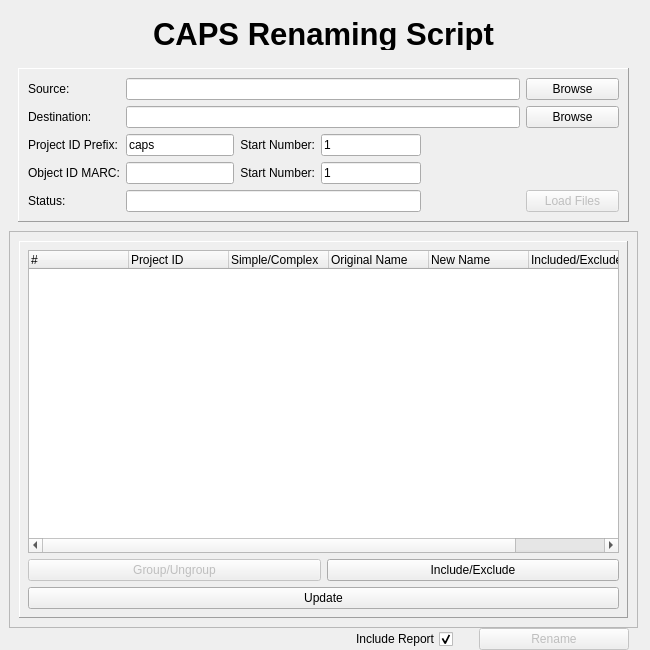
This is rename_files/gui_datafiles/rename.ui in carevealed/image_rename_and_convert as Qt 5 draws it before an edit. The edited form follows.
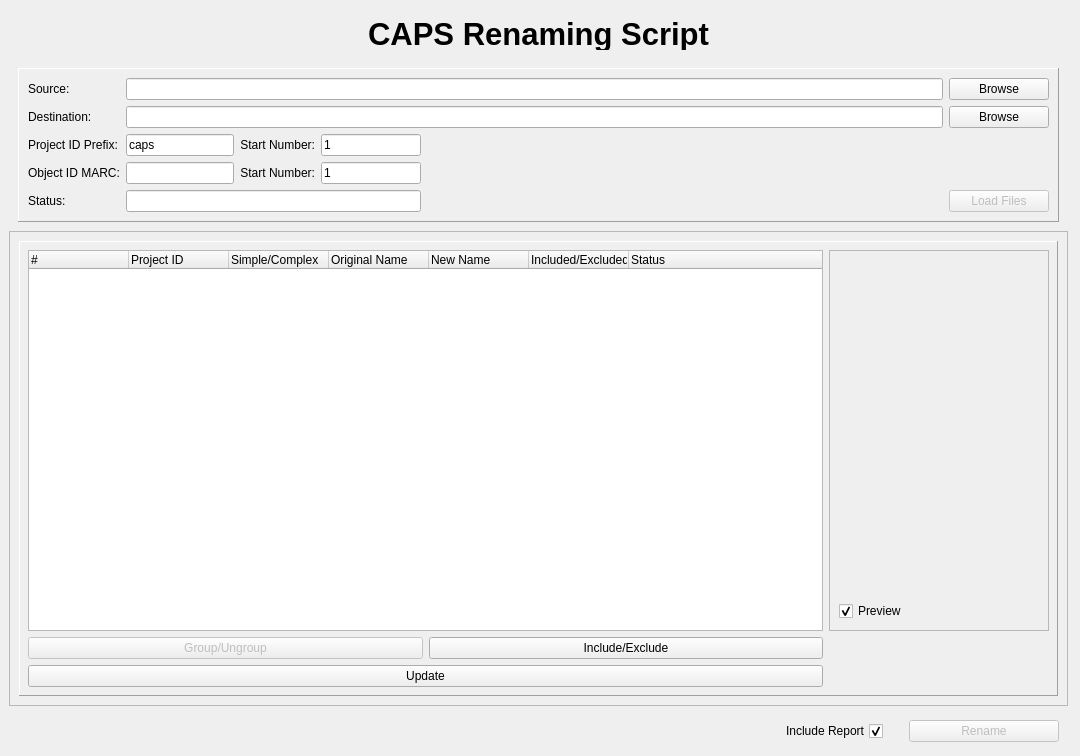
This is the edited form. Icons and pictures are not drawn.

Commit message: added preview window

Patch:
```diff
--- a/rename_files/gui_datafiles/rename.ui
+++ b/rename_files/gui_datafiles/rename.ui
@@ -6,19 +6,19 @@
    <rect>
     <x>0</x>
     <y>0</y>
-    <width>650</width>
-    <height>650</height>
+    <width>1080</width>
+    <height>756</height>
    </rect>
   </property>
   <property name="minimumSize">
    <size>
-    <width>650</width>
-    <height>650</height>
-   </size>
-  </property>
-  <property name="maximumSize">
-   <size>
     <width>1024</width>
+    <height>680</height>
+   </size>
+  </property>
+  <property name="maximumSize">
+   <size>
+    <width>2024</width>
     <height>16777215</height>
    </size>
   </property>
@@ -392,7 +392,7 @@
         <property name="frameShadow">
          <enum>QFrame::Raised</enum>
         </property>
-        <layout class="QVBoxLayout" name="verticalLayout">
+        <layout class="QHBoxLayout" name="horizontalLayout_2">
          <item>
           <widget class="QFrame" name="frame_3">
            <property name="frameShape">
@@ -405,7 +405,7 @@
             <property name="margin">
              <number>8</number>
             </property>
-            <item row="1" column="1">
+            <item row="3" column="1">
              <widget class="QPushButton" name="pushButton_include">
               <property name="enabled">
                <bool>true</bool>
@@ -415,7 +415,30 @@
               </property>
              </widget>
             </item>
-            <item row="0" column="0" colspan="2">
+            <item row="4" column="0" colspan="2">
+             <widget class="QPushButton" name="pushButton_update">
+              <property name="text">
+               <string>Update</string>
+              </property>
+             </widget>
+            </item>
+            <item row="3" column="0">
+             <widget class="QPushButton" name="pushButton_group">
+              <property name="enabled">
+               <bool>false</bool>
+              </property>
+              <property name="autoFillBackground">
+               <bool>false</bool>
+              </property>
+              <property name="text">
+               <string>Group/Ungroup</string>
+              </property>
+              <property name="flat">
+               <bool>false</bool>
+              </property>
+             </widget>
+            </item>
+            <item row="0" column="0" rowspan="3" colspan="2">
              <widget class="QTreeWidget" name="tree_files">
               <property name="selectionMode">
                <enum>QAbstractItemView::ExtendedSelection</enum>
@@ -460,27 +483,131 @@
               </column>
              </widget>
             </item>
-            <item row="1" column="0">
-             <widget class="QPushButton" name="pushButton_group">
-              <property name="enabled">
-               <bool>false</bool>
+            <item row="0" column="2" rowspan="3">
+             <widget class="QFrame" name="frame_4">
+              <property name="sizePolicy">
+               <sizepolicy hsizetype="Maximum" vsizetype="Preferred">
+                <horstretch>0</horstretch>
+                <verstretch>0</verstretch>
+               </sizepolicy>
               </property>
-              <property name="autoFillBackground">
-               <bool>false</bool>
+              <property name="frameShape">
+               <enum>QFrame::StyledPanel</enum>
               </property>
-              <property name="text">
-               <string>Group/Ungroup</string>
+              <property name="frameShadow">
+               <enum>QFrame::Raised</enum>
               </property>
-              <property name="flat">
-               <bool>false</bool>
-              </property>
-             </widget>
-            </item>
-            <item row="2" column="0" colspan="2">
-             <widget class="QPushButton" name="pushButton_update">
-              <property name="text">
-               <string>Update</string>
-              </property>
+              <layout class="QVBoxLayout" name="verticalLayout_4">
+               <item>
+                <widget class="QFrame" name="frame">
+                 <property name="sizePolicy">
+                  <sizepolicy hsizetype="Fixed" vsizetype="Preferred">
+                   <horstretch>0</horstretch>
+                   <verstretch>0</verstretch>
+                  </sizepolicy>
+                 </property>
+                 <property name="minimumSize">
+                  <size>
+                   <width>200</width>
+                   <height>0</height>
+                  </size>
+                 </property>
+                 <property name="maximumSize">
+                  <size>
+                   <width>200</width>
+                   <height>9999999</height>
+                  </size>
+                 </property>
+                 <property name="autoFillBackground">
+                  <bool>false</bool>
+                 </property>
+                 <property name="frameShape">
+                  <enum>QFrame::NoFrame</enum>
+                 </property>
+                 <property name="frameShadow">
+                  <enum>QFrame::Plain</enum>
+                 </property>
+                 <layout class="QVBoxLayout" name="verticalLayout">
+                  <property name="sizeConstraint">
+                   <enum>QLayout::SetDefaultConstraint</enum>
+                  </property>
+                  <property name="topMargin">
+                   <number>12</number>
+                  </property>
+                  <item>
+                   <widget class="QLabel" name="preview_image">
+                    <property name="sizePolicy">
+                     <sizepolicy hsizetype="Fixed" vsizetype="Fixed">
+                      <horstretch>0</horstretch>
+                      <verstretch>0</verstretch>
+                     </sizepolicy>
+                    </property>
+                    <property name="minimumSize">
+                     <size>
+                      <width>175</width>
+                      <height>0</height>
+                     </size>
+                    </property>
+                    <property name="maximumSize">
+                     <size>
+                      <width>175</width>
+                      <height>2000</height>
+                     </size>
+                    </property>
+                    <property name="frameShape">
+                     <enum>QFrame::NoFrame</enum>
+                    </property>
+                    <property name="text">
+                     <string/>
+                    </property>
+                    <property name="pixmap">
+                     <pixmap>test.bmp</pixmap>
+                    </property>
+                    <property name="scaledContents">
+                     <bool>true</bool>
+                    </property>
+                   </widget>
+                  </item>
+                 </layout>
+                </widget>
+               </item>
+               <item>
+                <widget class="QLabel" name="lbl_filename">
+                 <property name="text">
+                  <string/>
+                 </property>
+                </widget>
+               </item>
+               <item>
+                <spacer name="verticalSpacer_2">
+                 <property name="orientation">
+                  <enum>Qt::Vertical</enum>
+                 </property>
+                 <property name="sizeHint" stdset="0">
+                  <size>
+                   <width>20</width>
+                   <height>40</height>
+                  </size>
+                 </property>
+                </spacer>
+               </item>
+               <item>
+                <widget class="QCheckBox" name="checkBox_preview">
+                 <property name="maximumSize">
+                  <size>
+                   <width>150</width>
+                   <height>16777215</height>
+                  </size>
+                 </property>
+                 <property name="text">
+                  <string>Preview</string>
+                 </property>
+                 <property name="checked">
+                  <bool>true</bool>
+                 </property>
+                </widget>
+               </item>
+              </layout>
              </widget>
             </item>
            </layout>
```
Left out of the diff: 2 changed lines with no effect on the pictures. The commit also changes 2 other files.
